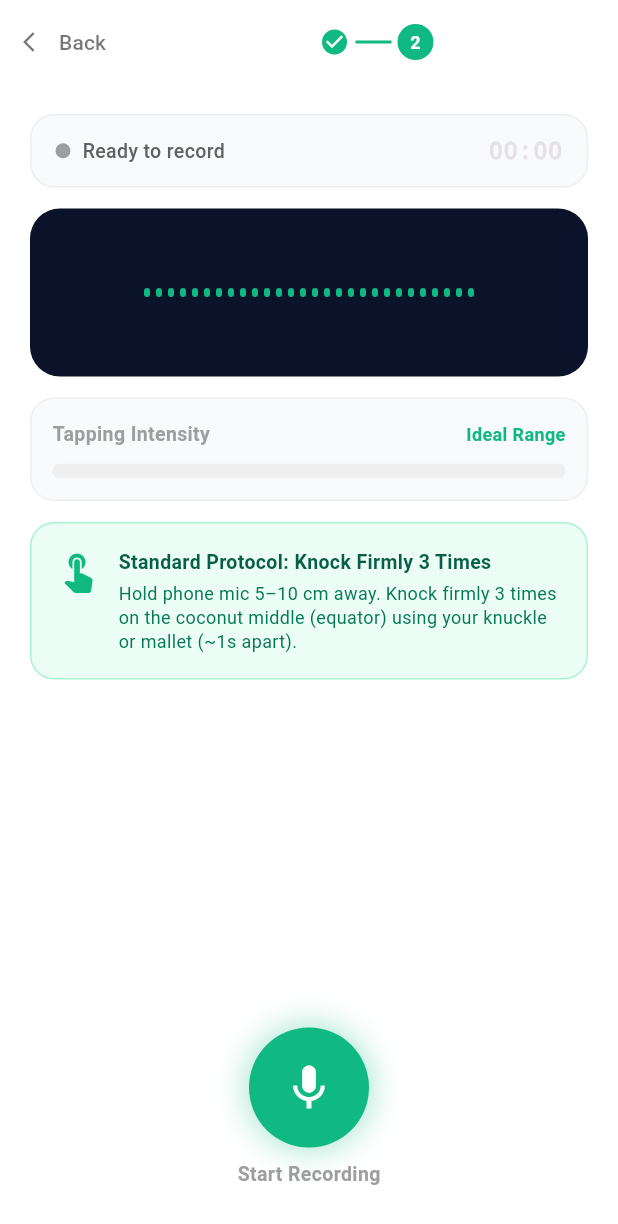
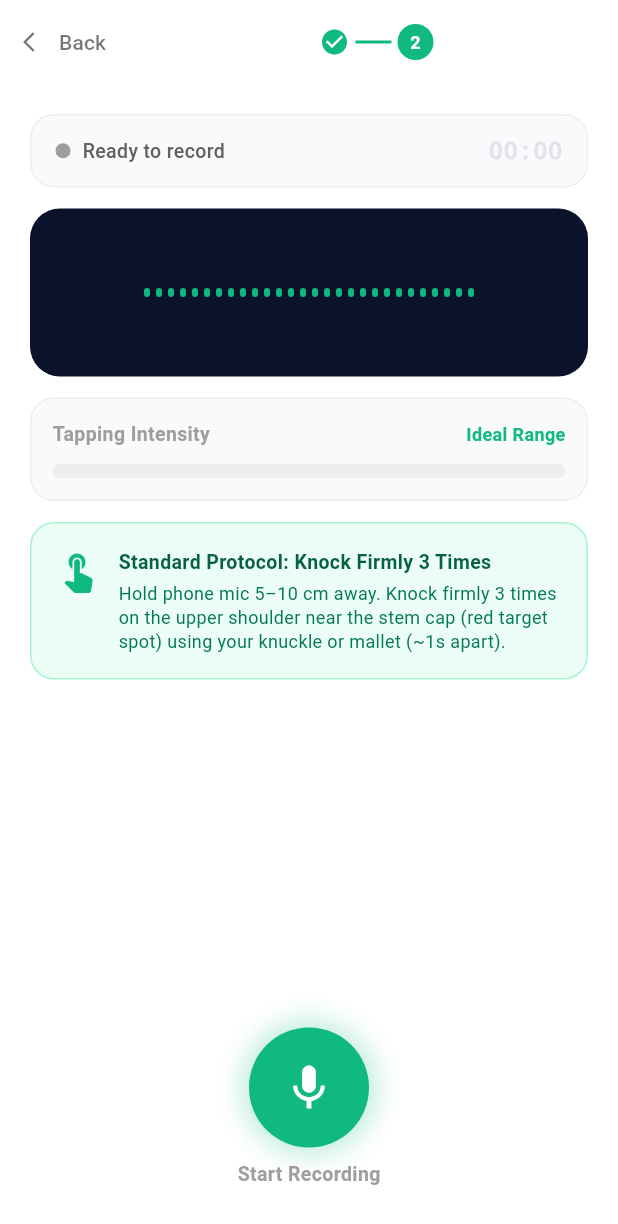
Before and after one commit to Cbolea23/niyosense-capstone, a Flutter app: the AcousticScanScreen screen opened directly, on a phone screen of 412 x 824 dp. Shown: the top 1224 px of the screen. Run offline on Flutter 3.47's test engine with Material 3 defaults, Android fonts, the phone set to English and light mode, and no system bars; our stand-ins replace camera, shared_preferences, sqflite; missing offline and left inert: mobile_scanner, record, tflite_flutter; accounts and stored records are empty.

Commit message:
feat(guide): update mambubuko knock zone, custom knocking animation, and clear wording

```diff
--- a/lib/utils/app_translations.dart
+++ b/lib/utils/app_translations.dart
@@ -89,7 +89,7 @@ class AppTranslations {
       'ideal_range': 'Ideal Range',
       'knocks_detected': 'Knocks Detected',
       'tap_equator_title': 'Standard Protocol: Knock Firmly 3 Times',
-      'tap_equator_desc': 'Hold phone mic 5–10 cm away. Knock firmly 3 times on the coconut middle (equator) using your knuckle or mallet (~1s apart).',
+      'tap_equator_desc': 'Hold phone mic 5–10 cm away. Knock firmly 3 times on the upper shoulder near the stem cap (red target spot) using your knuckle or mallet (~1s apart).',
       'tap_to_stop': 'Tap to Stop',
       'start_recording': 'Start Recording',
       'mic_permission_req': 'Microphone permission is required to record tapping sound.',
@@ -102,41 +102,41 @@ class AppTranslations {
       // Controlled Inspection Guide
       'guide_badge_manager': 'FIELD MANAGER',
       'guide_p1_title': 'Controlled Grading Station',
-      'guide_p1_subtitle': 'Standard Operating Protocol for Farm Managers',
-      'guide_p1_card1_title': 'Field Manager Operated',
-      'guide_p1_card1_desc': 'Operated by the farm manager during harvest receiving and commercial grading, not by unmonitored field workers.',
+      'guide_p1_subtitle': 'Standard Guide for Farm Managers',
+      'guide_p1_card1_title': 'For Farm Manager Use',
+      'guide_p1_card1_desc': 'Used by the farm manager during harvest receiving and grading, not by unmonitored field workers.',
       'guide_p1_card2_title': 'Controlled Environment',
-      'guide_p1_card2_desc': 'Must be used on a flat, neutral table under shaded/indoor lighting with a quiet acoustic setting.',
-      'guide_p1_card3_title': 'Closed-Set 2-Class AI',
-      'guide_p1_card3_desc': 'The neural network strictly classifies between Buko and Malauhog. It cannot recognize other objects or non-coconut sounds.',
+      'guide_p1_card2_desc': 'Place the coconut on a flat, plain table under good lighting and in a quiet area.',
+      'guide_p1_card3_title': 'Coconut-Only AI Model',
+      'guide_p1_card3_desc': 'Trained exclusively to grade Buko vs. Malauhog. For accurate results, only scan real coconuts and genuine knocking sounds.',
       'guide_p2_title': 'What to Scan vs. Do Not Scan',
-      'guide_p2_subtitle': 'Only aim camera at authentic whole green young coconuts',
+      'guide_p2_subtitle': 'Only point the camera at a whole green coconut',
       'guide_p2_valid_badge': 'SCAN THIS (Target)',
-      'guide_p2_valid_title': 'Green Young Coconut (Single Nut)',
-      'guide_p2_valid_desc': 'Whole green or golden-olive husk, placed alone on the neutral inspection surface.',
-      'guide_p2_invalid_badge': 'DO NOT SCAN (Rejected)',
+      'guide_p2_valid_title': 'Whole Green Coconut (Single Nut)',
+      'guide_p2_valid_desc': 'Unhusked green coconut placed alone on a plain surface.',
+      'guide_p2_invalid_badge': 'DO NOT SCAN (Not Supported)',
       'guide_p2_item_apple': 'Green Fruit\n(Apple/Guava)',
       'guide_p2_item_table': 'Green Plastics\n& Furniture',
       'guide_p2_item_cloth': 'Green Cloth\n& Fabrics',
-      'guide_p2_rule_warn': 'Any other green object that is not a coconut will be rejected!',
+      'guide_p2_rule_warn': 'Note: This app is not designed for other green objects. Scanning non-coconuts will give inaccurate results.',
       'guide_p3_title': "Inspection Do's & Don'ts",
-      'guide_p3_subtitle': 'Follow station protocols for high-precision grading',
+      'guide_p3_subtitle': 'Follow these simple steps for accurate grading',
       'guide_p3_do_header': 'CORRECT PROCEDURE (Gawin)',
-      'guide_p3_do_1': 'Grade 1 coconut at a time on a plain surface',
-      'guide_p3_do_2': 'Fill the circle reticle until the frame turns Emerald Green',
+      'guide_p3_do_1': 'Scan only 1 coconut at a time on a plain surface',
+      'guide_p3_do_2': 'Fit the coconut inside the circle until the ring turns Green',
       'guide_p3_do_3': 'Turn on Flash ⚡ if the inspection table has dark shadows',
       'guide_p3_dont_header': 'AVOID (Huwag Gawin)',
-      'guide_p3_dont_1': 'Do not scan piles, clusters, leaves, or messy backgrounds',
-      'guide_p3_dont_2': 'Keep hands, clothing, and fingers clear of the reticle',
-      'guide_p3_dont_3': 'Do not scan de-husked, cut, or brown mature coconuts',
-      'guide_p4_title': 'Acoustic Tapping Protocol',
-      'guide_p4_subtitle': '70% Decision Weight • Internal Cavity Resonance',
-      'guide_p4_step1_title': '1. Position Phone 5–10 cm Away',
-      'guide_p4_step1_desc': 'Point the bottom microphone directly at the coconut equator.',
-      'guide_p4_step2_title': '2. Knock Firmly 3 Times',
-      'guide_p4_step2_desc': 'Strike the middle equator firmly with your knuckle or a small mallet.',
-      'guide_p4_step3_title': '3. Space Knocks ~1s Apart',
-      'guide_p4_step3_desc': 'Remain silent in the quiet station during the 4-second recording.',
+      'guide_p3_dont_1': 'Do not scan piles of coconuts, leaves, or messy backgrounds',
+      'guide_p3_dont_2': 'Keep hands, fingers, and clothes outside the circle',
+      'guide_p3_dont_3': 'Do not scan peeled, opened, or brown mature coconuts',
+      'guide_p4_title': 'Proper Coconut Knocking Guide',
+      'guide_p4_subtitle': '70% Grading Weight • Mambubuko Recommended Spot',
+      'guide_p4_step1_title': '1. Knock Only the Highlighted Spot',
+      'guide_p4_step1_desc': 'Hit the upper shoulder near the stem cap (red zone)—recommended by expert harvesters (mambubuko) for the clearest acoustic signal.',
+      'guide_p4_step2_title': '2. Hold Phone 5–10 cm Away',
+      'guide_p4_step2_desc': 'Point the bottom microphone toward the coconut in a quiet room.',
+      'guide_p4_step3_title': '3. Knock Firmly 3 Times (~1s Apart)',
+      'guide_p4_step3_desc': 'Use your knuckle to knock firmly 3 times with a 1-second pause between knocks.',
       'guide_dont_show_again': "Don't show this guide again",
       'guide_start_btn': 'I Understand • Start Scan',
       'guide_close_btn': 'Close Guide',
@@ -283,7 +283,7 @@ class AppTranslations {
       'ideal_range': 'Tamang Antas',
       'knocks_detected': 'Nadetektang Katok',
       'tap_equator_title': 'Pamantayan: Katukin nang Malakas ng 3 Beses',
-      'tap_equator_desc': 'Hawakan ang telepono 5–10 cm ang layo. Katukin nang malakas ng 3 beses sa gitna gamit ang buko ng daliri o patpat (~1s ang pagitan).',
+      'tap_equator_desc': 'Hawakan ang telepono 5–10 cm ang layo. Katukin nang malakas ng 3 beses sa bandang itaas malapit sa tangkay/takip (pulang marka) gamit ang buko ng daliri (~1s ang pagitan).',
       'tap_to_stop': 'Pindutin para Ihinto',
       'start_recording': 'Magsimula ng Pagrekord',
       'mic_permission_req': 'Kailangan ang pahintulot sa mikropono upang mairekord ang tunog ng pagkatok.',
@@ -297,40 +297,40 @@ class AppTranslations {
       'guide_badge_manager': 'TAGAPAMAHALA',
       'guide_p1_title': 'Estasyon ng Pagsusuri',
       'guide_p1_subtitle': 'Pamantayang Gabay para sa Tagapamahala',
-      'guide_p1_card1_title': 'Para sa Tagapamahala Lamang',
-      'guide_p1_card1_desc': 'Ginagamit ng tagapamahala sa pagtanggap at pagsusuri ng ani, hindi ng sinumang manggagawa sa bukid.',
+      'guide_p1_card1_title': 'Para sa Tagapamahala',
+      'guide_p1_card1_desc': 'Ginagamit ng tagapamahala sa pagtanggap at pag-grado ng ani, hindi ng mga manggagawa sa bukid.',
       'guide_p1_card2_title': 'Kontroladong Lugar',
-      'guide_p1_card2_desc': 'Gamitin sa patag na mesa sa lilim o silid na may maayos na ilaw at tahimik na paligid.',
-      'guide_p1_card3_title': '2-Klaseng AI Model Lamang',
-      'guide_p1_card3_desc': 'Eksklusibong Buko at Malauhog lamang ang kayang suriin ng AI. Hindi ito dinisenyo para sa ibang bagay o tunog.',
+      'guide_p1_card2_desc': 'Ilagay ang niyog sa patag at malinis na mesa na may maayos na ilaw at tahimik na paligid.',
+      'guide_p1_card3_title': 'AI na Para sa Niyog Lamang',
+      'guide_p1_card3_desc': 'Sinanay lamang upang tukuyin ang Buko at Malauhog. Para sa tamang resulta, gamitin lamang ito sa totoong niyog at tunay na katok.',
       'guide_p2_title': 'Ano ang Dapat at Hindi Dapat I-scan',
-      'guide_p2_subtitle': 'Itapat lamang ang kamera sa buong berdeng buko',
-      'guide_p2_valid_badge': 'I-SCAN ITO (Wasto)',
-      'guide_p2_valid_title': 'Berdeng Buko (Isang Piraso Lamang)',
-      'guide_p2_valid_desc': 'Buong bunot na berde o oliba, nakalapag nang mag-isa sa mesang pansuri.',
-      'guide_p2_invalid_badge': 'HUWAG I-SCAN (Tatanggihan)',
+      'guide_p2_subtitle': 'Itapat lamang ang kamera sa buong berdeng niyog',
+      'guide_p2_valid_badge': 'I-SCAN ITO (Tama)',
+      'guide_p2_valid_title': 'Buong Berdeng Niyog (Isang Piraso)',
+      'guide_p2_valid_desc': 'Buong berdeng niyog na nakalapag nang mag-isa sa patag na patungan.',
+      'guide_p2_invalid_badge': 'HUWAG I-SCAN (Hindi Suportado)',
       'guide_p2_item_apple': 'Berdeng Prutas\n(Mansanas/Bayabas)',
       'guide_p2_item_table': 'Berdeng Plastik\nat Mesa',
       'guide_p2_item_cloth': 'Berdeng Tela\nat Basahan',
-      'guide_p2_rule_warn': 'Anumang berdeng bagay na hindi buko ay tatanggihan ng sistema!',
+      'guide_p2_rule_warn': 'Paalala: Hindi dinisenyo ang app para sa ibang berdeng bagay. Ang pag-scan ng hindi niyog ay magbibigay ng maling resulta.',
       'guide_p3_title': 'Mga Dapat at Di-Dapat Gawin',
-      'guide_p3_subtitle': 'Sundin ang mga panuntunan para sa tumpak na resulta',
+      'guide_p3_subtitle': 'Sundin ang mga hakbang na ito para sa tamang resulta',
       'guide_p3_do_header': 'TAMANG PARAAN (Gawin)',
-      'guide_p3_do_1': 'Magsuri ng 1 buko lamang bawat pagkakataon sa patag na mesa',
-      'guide_p3_do_2': 'Ipuwesto ang buko sa bilog hanggang sa maging Berde ang reticle',
+      'guide_p3_do_1': 'Mag-scan ng 1 niyog lamang bawat pagkakataon sa patag na mesa',
+      'guide_p3_do_2': 'Ipuwesto ang niyog sa loob ng bilog hanggang maging Berde ito',
       'guide_p3_do_3': 'Buksan ang Flash ⚡ kung madilim o may anino ang mesa',
       'guide_p3_dont_header': 'IWASAN (Huwag Gawin)',
-      'guide_p3_dont_1': 'Huwag mag-scan ng tumpok, kumpol, dahon, o magulong paligid',
-      'guide_p3_dont_2': 'Ilayo ang mga daliri, kamay, at damit sa loob ng bilog',
-      'guide_p3_dont_3': 'Huwag mag-scan ng binalatan, tinapyas, o magulang na niyog',
-      'guide_p4_title': 'Paraan ng Pagkatok sa Buko',
-      'guide_p4_subtitle': '70% ng Hatol • Alingawngaw ng Tubig sa Loob',
-      'guide_p4_step1_title': '1. Ilapit ang Telepono ng 5–10 cm',
-      'guide_p4_step1_desc': 'Itapat ang mikropono sa pinakagitnang bahagi ng buko.',
-      'guide_p4_step2_title': '2. Katukin nang Malakas ng 3 Beses',
-      'guide_p4_step2_desc': 'Katukin nang mariin ang gitna gamit ang buko ng daliri o patpat.',
-      'guide_p4_step3_title': '3. Mag-iwan ng 1 Segundo Bawat Katok',
-      'guide_p4_step3_desc': 'Manatiling tahimik sa silid sa loob ng 4 na segundong pagrekord.',
+      'guide_p3_dont_1': 'Huwag mag-scan ng tumpok ng niyog, dahon, o magulong paligid',
+      'guide_p3_dont_2': 'Ilayo ang kamay, daliri, at damit sa loob ng bilog',
+      'guide_p3_dont_3': 'Huwag mag-scan ng binalatan, bukas, o tuyong kayumangging niyog',
+      'guide_p4_title': 'Tamang Paraan ng Pagkatok',
+      'guide_p4_subtitle': '70% ng Hatol • Tamang Pwesto Ayon sa Mambubuko',
+      'guide_p4_step1_title': '1. Katukin Lamang ang Nakamarkang Bahagi',
+      'guide_p4_step1_desc': 'Katukin ang bandang itaas malapit sa tangkay/takip (pulang marka)—ito ang pinakamainam na pwesto ayon sa mga mambubuko.',
+      'guide_p4_step2_title': '2. Ilapit ang Telepono ng 5–10 cm',
+      'guide_p4_step2_desc': 'Itapat ang mikropono ng telepono malapit sa niyog sa tahimik na lugar.',
+      'guide_p4_step3_title': '3. Katukin nang Malakas ng 3 Beses (~1s Pagitan)',
+      'guide_p4_step3_desc': 'Gamitin ang buko ng daliri at katukin nang malakas ng 3 beses na may 1 segundong pagitan.',
       'guide_dont_show_again': 'Huwag nang ipakita muli ang gabay na ito',
       'guide_start_btn': 'Naiintindihan Ko • Simulan ang Scan',
       'guide_close_btn': 'Isara ang Gabay',
--- a/pubspec.yaml
+++ b/pubspec.yaml
@@ -16,7 +16,7 @@ publish_to: 'none' # Remove this line if you wish to publish to pub.dev
 # https://developer.apple.com/library/archive/documentation/General/Reference/InfoPlistKeyReference/Articles/CoreFoundationKeys.html
 # In Windows, build-name is used as the major, minor, and patch parts
 # of the product and file versions while build-number is used as the build suffix.
-version: 1.5.0+22
+version: 1.5.0+23
 
 environment:
   sdk: ^3.8.1
```
Also changed, not shown: lib/widgets/scan_guide_dialog.dart (+156 -76 lines), assets/guide/For audio/single coconut to knock.png (added), assets/guide/scan_ok/coconut_knock_clean.png (added), assets/guide/scan_ok/knock_hand.png (added).
